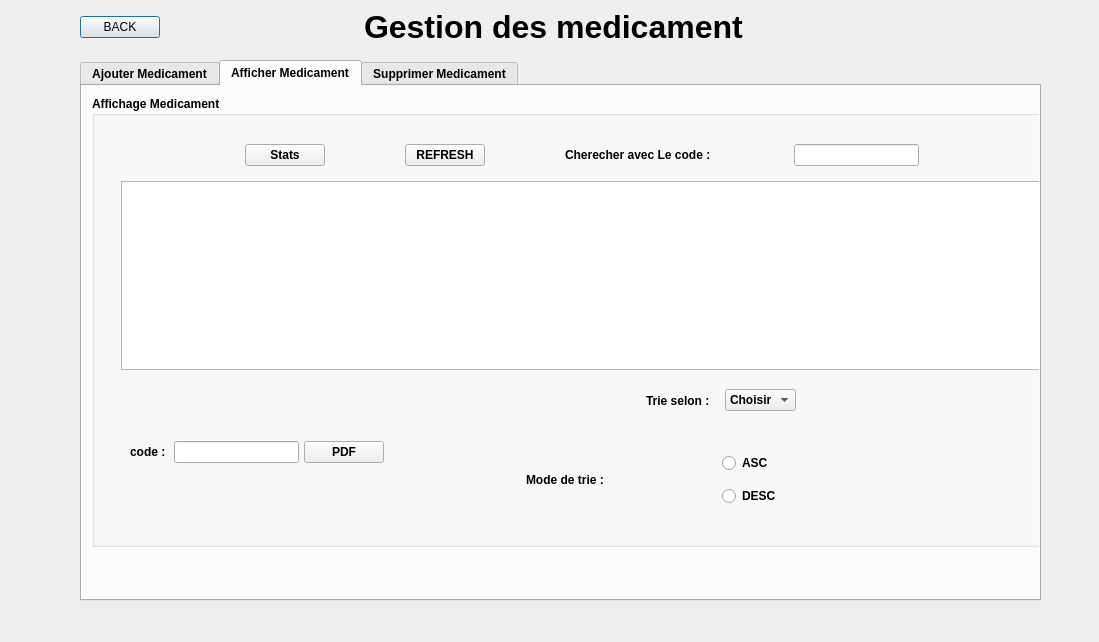
charfaaa/gestionmedicament, file medicament_ui.ui: the form before one commit.
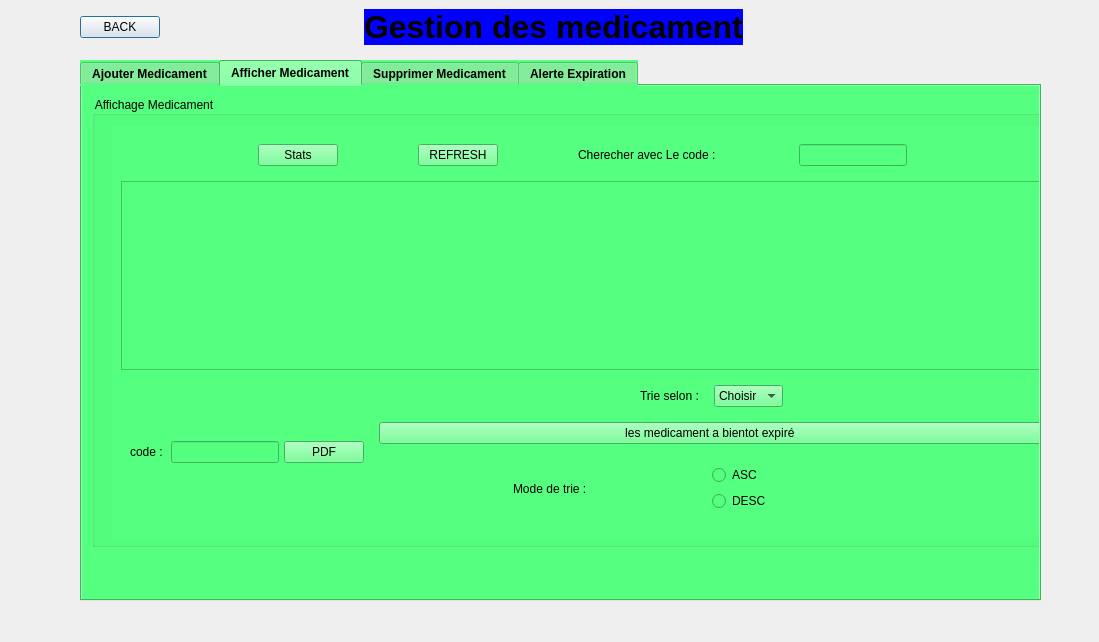
The form after the commit.

Patch:
```diff
--- a/medicament_ui.ui
+++ b/medicament_ui.ui
@@ -22,7 +22,7 @@
      <height>601</height>
     </rect>
    </property>
-   <layout class="QVBoxLayout" name="verticalLayout" stretch="0,8">
+   <layout class="QVBoxLayout" name="verticalLayout" stretch="0,0">
     <property name="spacing">
      <number>6</number>
     </property>
@@ -55,6 +55,9 @@
              <stylestrategy>PreferAntialias</stylestrategy>
             </font>
            </property>
+           <property name="styleSheet">
+            <string notr="true">background-color: rgb(0, 0, 255);</string>
+           </property>
            <property name="text">
             <string>Gestion des medicament</string>
            </property>
@@ -76,6 +79,9 @@
         <bold>true</bold>
        </font>
       </property>
+      <property name="styleSheet">
+       <string notr="true">background-color: rgb(85, 255, 127);</string>
+      </property>
       <property name="currentIndex">
        <number>1</number>
       </property>
@@ -312,7 +318,7 @@
                 </layout>
                </item>
                <item>
-                <layout class="QVBoxLayout" name="verticalLayout_5" stretch="1,2">
+                <layout class="QVBoxLayout" name="verticalLayout_5" stretch="1,0,2">
                  <item alignment="Qt::AlignHCenter">
                   <widget class="QWidget" name="horizontalWidget_6" native="true">
                    <layout class="QHBoxLayout" name="horizontalLayout_7">
@@ -353,6 +359,13 @@
                    </layout>
                   </widget>
                  </item>
+                 <item>
+                  <widget class="QPushButton" name="pushButton_afficher_peremption">
+                   <property name="text">
+                    <string>les medicament a bientot expiré </string>
+                   </property>
+                  </widget>
+                 </item>
                  <item>
                   <widget class="QWidget" name="horizontalWidget_7" native="true">
                    <layout class="QHBoxLayout" name="horizontalLayout_6">
@@ -473,6 +486,11 @@
         </widget>
        </widget>
       </widget>
+      <widget class="QWidget" name="tab4">
+       <attribute name="title">
+        <string>Alerte Expiration</string>
+       </attribute>
+      </widget>
      </widget>
     </item>
    </layout>
```
Left out of the diff: 2 changed lines with no effect on the pictures.
